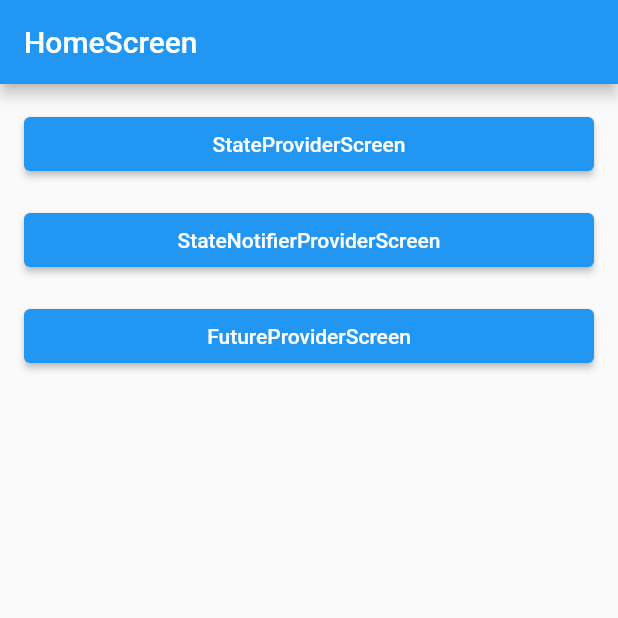
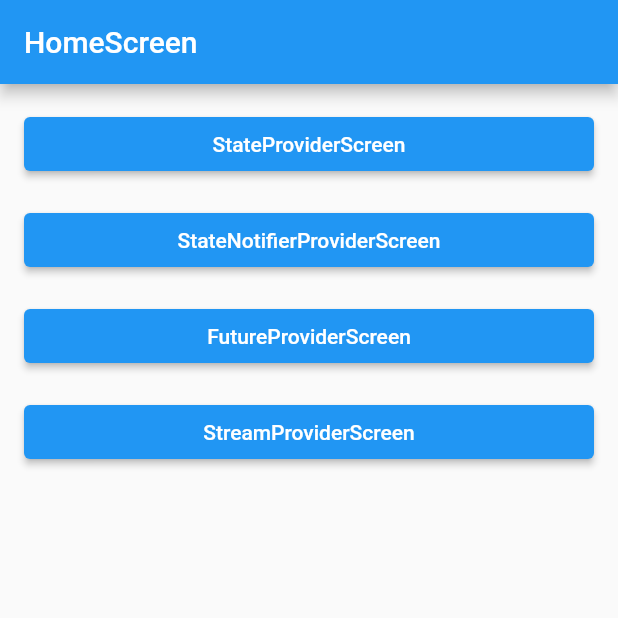
Before and after one commit to bulkyCHOI/flutter_riverpod, a Flutter app: the screen it shows after launch, on a phone screen of 412 x 824 dp, the top half of it. Run offline on Flutter 3.47's test engine with Material 2 defaults, Android fonts, the phone set to English and light mode, and no system bars; our stand-ins replace flutter_riverpod.

Commit message:
230821 |  섹션7-6 StreamProvider

```diff
--- a/lib/screen/home_secreen.dart
+++ b/lib/screen/home_secreen.dart
@@ -3,6 +3,7 @@ import 'package:rd/layout/default_layout.dart';
 import 'package:rd/screen/future_provider_screen.dart';
 import 'package:rd/screen/state_notifier_provider_screen.dart';
 import 'package:rd/screen/state_provider_screen.dart';
+import 'package:rd/screen/stream_provider_screen.dart';
 
 class HomeScreen extends StatelessWidget {
   const HomeScreen({Key? key}) : super(key: key);
@@ -45,7 +46,18 @@ class HomeScreen extends StatelessWidget {
               );
             },
             child: Text('FutureProviderScreen'),
-          )
+          ),
+          SizedBox(height: 16.0),
+          ElevatedButton(
+            onPressed: () {
+              Navigator.of(context).push(
+                MaterialPageRoute(
+                  builder: (_) => StreamProviderScreen(),
+                ),
+              );
+            },
+            child: Text('StreamProviderScreen'),
+          ),
         ],
       ),
     );
```
Also changed, not shown: lib/riverpod/stream_provider.dart (added, +9 -0 lines), lib/screen/stream_provider_screen.dart (added, +27 -0 lines).
